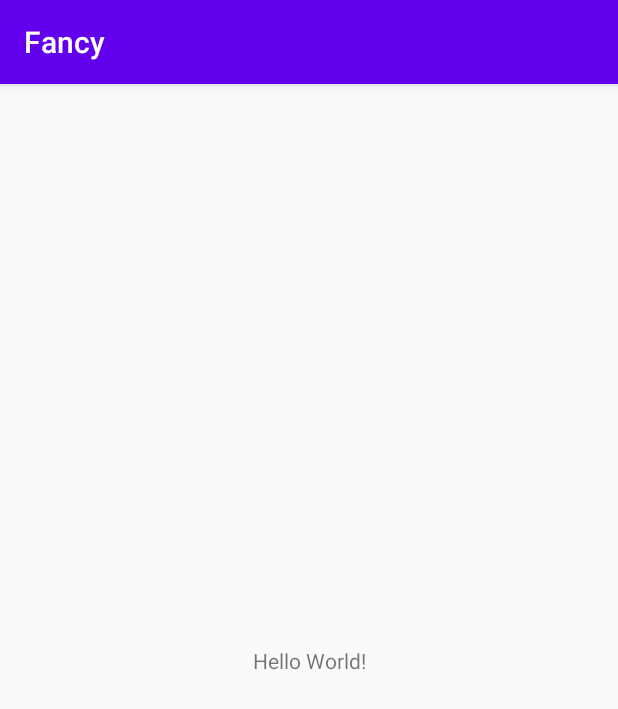
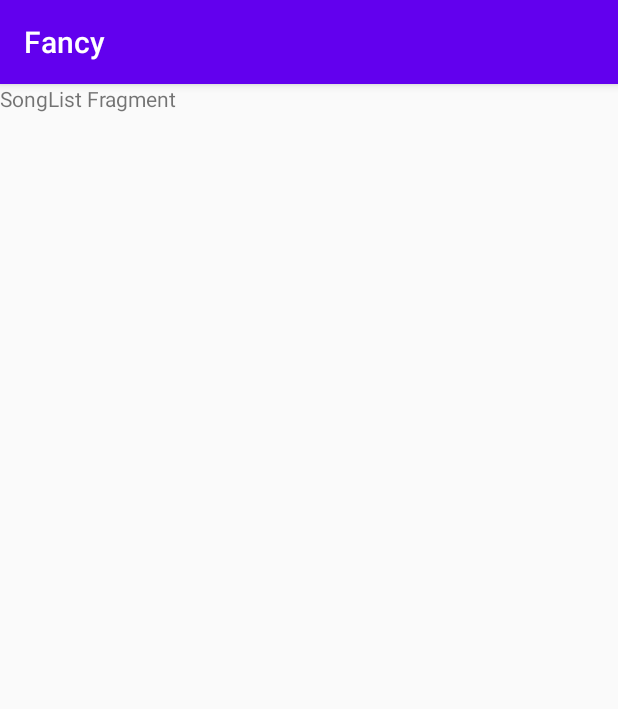
Before and after one commit to fantasy1022/Fancy, an Android app: the screen it shows after launch (MainActivity), on a phone screen of 412 x 824 dp. Shown: the top 709 px of the screen. Run offline under Robolectric (Android 15) with nearby library versions, the phone set to English and light mode, and no system bars.

Commit message:
Modify initial song page.

```diff
--- a/app/build.gradle
+++ b/app/build.gradle
@@ -22,14 +22,36 @@ android {
             proguardFiles getDefaultProguardFile('proguard-android-optimize.txt'), 'proguard-rules.pro'
         }
     }
+
+    compileOptions {
+        sourceCompatibility = JavaVersion.VERSION_1_8
+        targetCompatibility = JavaVersion.VERSION_1_8
+    }
+
+    kotlinOptions {
+        jvmTarget = JavaVersion.VERSION_1_8
+    }
+
 }
 
 dependencies {
     implementation fileTree(dir: "libs", include: ["*.jar"])
     implementation "org.jetbrains.kotlin:kotlin-stdlib:$kotlin_version"
+    // AndroidX
     implementation 'androidx.core:core-ktx:1.3.1'
     implementation 'androidx.appcompat:appcompat:1.2.0'
-    implementation 'androidx.constraintlayout:constraintlayout:1.1.3'
+    implementation 'androidx.constraintlayout:constraintlayout:2.0.1'
+    implementation 'androidx.coordinatorlayout:coordinatorlayout:1.1.0'
+    implementation 'androidx.navigation:navigation-fragment-ktx:2.3.0'
+    implementation 'androidx.navigation:navigation-ui-ktx:2.3.0'
+    implementation 'androidx.lifecycle:lifecycle-extensions:2.2.0'
+    implementation 'androidx.lifecycle:lifecycle-viewmodel-ktx:2.2.0'
+    implementation 'androidx.fragment:fragment-ktx:1.2.5'
+
+    implementation 'com.google.android.material:material:1.2.0'
+    implementation 'androidx.legacy:legacy-support-v4:1.0.0'
+
+    // Test
     testImplementation 'junit:junit:4.12'
     androidTestImplementation 'androidx.test.ext:junit:1.1.1'
     androidTestImplementation 'androidx.test.espresso:espresso-core:3.2.0'
--- a/app/src/main/AndroidManifest.xml
+++ b/app/src/main/AndroidManifest.xml
@@ -9,7 +9,10 @@
         android:roundIcon="@mipmap/ic_launcher_round"
         android:supportsRtl="true"
         android:theme="@style/AppTheme">
-        <activity android:name=".MainActivity">
+        <activity
+            android:name=".MainActivity"
+            android:label="@string/app_name"
+            android:theme="@style/AppTheme.NoActionBar">
             <intent-filter>
                 <action android:name="android.intent.action.MAIN" />
 
--- a/app/src/main/java/com/fantasyfang/fancy/MainActivity.kt
+++ b/app/src/main/java/com/fantasyfang/fancy/MainActivity.kt
@@ -7,5 +7,6 @@ class MainActivity : AppCompatActivity() {
     override fun onCreate(savedInstanceState: Bundle?) {
         super.onCreate(savedInstanceState)
         setContentView(R.layout.activity_main)
+        setSupportActionBar(findViewById(R.id.toolbar))
     }
 }
--- /dev/null
+++ b/app/src/main/java/com/fantasyfang/fancy/ui/song/SongListFragment.kt
@@ -0,0 +1,26 @@
+package com.fantasyfang.fancy.ui.song
+
+import android.os.Bundle
+import androidx.fragment.app.Fragment
+import android.view.LayoutInflater
+import android.view.View
+import android.view.ViewGroup
+import androidx.fragment.app.viewModels
+import com.fantasyfang.fancy.R
+
+class SongListFragment : Fragment() {
+
+    companion object {
+        fun newInstance() = SongListFragment()
+    }
+
+    private  val songListViewModel: SongListViewModel by viewModels()
+
+    override fun onCreateView(
+        inflater: LayoutInflater, container: ViewGroup?,
+        savedInstanceState: Bundle?
+    ): View? {
+        return inflater.inflate(R.layout.song_list_fragment, container, false)
+    }
+
+}
--- /dev/null
+++ b/app/src/main/java/com/fantasyfang/fancy/ui/song/SongListViewModel.kt
@@ -0,0 +1,7 @@
+package com.fantasyfang.fancy.ui.song
+
+import androidx.lifecycle.ViewModel
+
+class SongListViewModel : ViewModel() {
+    // TODO: Implement the ViewModel
+}
--- a/app/src/main/res/layout/activity_main.xml
+++ b/app/src/main/res/layout/activity_main.xml
@@ -1,18 +1,25 @@
 <?xml version="1.0" encoding="utf-8"?>
-<androidx.constraintlayout.widget.ConstraintLayout xmlns:android="http://schemas.android.com/apk/res/android"
+<androidx.coordinatorlayout.widget.CoordinatorLayout xmlns:android="http://schemas.android.com/apk/res/android"
     xmlns:app="http://schemas.android.com/apk/res-auto"
     xmlns:tools="http://schemas.android.com/tools"
     android:layout_width="match_parent"
     android:layout_height="match_parent"
     tools:context=".MainActivity">
 
-    <TextView
-        android:layout_width="wrap_content"
+    <com.google.android.material.appbar.AppBarLayout
+        android:layout_width="match_parent"
         android:layout_height="wrap_content"
-        android:text="Hello World!"
-        app:layout_constraintBottom_toBottomOf="parent"
-        app:layout_constraintLeft_toLeftOf="parent"
-        app:layout_constraintRight_toRightOf="parent"
-        app:layout_constraintTop_toTopOf="parent" />
+        android:theme="@style/AppTheme.AppBarOverlay">
 
-</androidx.constraintlayout.widget.ConstraintLayout>
+        <androidx.appcompat.widget.Toolbar
+            android:id="@+id/toolbar"
+            android:layout_width="match_parent"
+            android:layout_height="?attr/actionBarSize"
+            android:background="?attr/colorPrimary"
+            app:popupTheme="@style/AppTheme.PopupOverlay" />
+
+    </com.google.android.material.appbar.AppBarLayout>
+
+    <include layout="@layout/content_main" />
+
+</androidx.coordinatorlayout.widget.CoordinatorLayout>
--- /dev/null
+++ b/app/src/main/res/layout/content_main.xml
@@ -0,0 +1,19 @@
+<?xml version="1.0" encoding="utf-8"?>
+<androidx.constraintlayout.widget.ConstraintLayout xmlns:android="http://schemas.android.com/apk/res/android"
+    xmlns:app="http://schemas.android.com/apk/res-auto"
+    android:layout_width="match_parent"
+    android:layout_height="match_parent"
+    app:layout_behavior="@string/appbar_scrolling_view_behavior">
+
+    <androidx.fragment.app.FragmentContainerView
+        android:id="@+id/nav_host_fragment"
+        android:name="androidx.navigation.fragment.NavHostFragment"
+        android:layout_width="0dp"
+        android:layout_height="0dp"
+        app:defaultNavHost="true"
+        app:layout_constraintBottom_toBottomOf="parent"
+        app:layout_constraintLeft_toLeftOf="parent"
+        app:layout_constraintRight_toRightOf="parent"
+        app:layout_constraintTop_toTopOf="parent"
+        app:navGraph="@navigation/nav_graph" />
+</androidx.constraintlayout.widget.ConstraintLayout>
--- /dev/null
+++ b/app/src/main/res/layout/song_list_fragment.xml
@@ -0,0 +1,13 @@
+<?xml version="1.0" encoding="utf-8"?>
+<FrameLayout xmlns:android="http://schemas.android.com/apk/res/android"
+    xmlns:tools="http://schemas.android.com/tools"
+    android:layout_width="match_parent"
+    android:layout_height="match_parent"
+    tools:context=".ui.song.SongListFragment">
+
+    <TextView
+        android:layout_width="match_parent"
+        android:layout_height="match_parent"
+        android:text="@string/song_list_fragment" />
+
+</FrameLayout>
--- /dev/null
+++ b/app/src/main/res/navigation/nav_graph.xml
@@ -0,0 +1,12 @@
+<?xml version="1.0" encoding="utf-8"?>
+<navigation xmlns:android="http://schemas.android.com/apk/res/android"
+    xmlns:app="http://schemas.android.com/apk/res-auto"
+    android:id="@+id/nav_graph"
+    app:startDestination="@id/SongListFragment">
+
+    <fragment
+        android:id="@+id/SongListFragment"
+        android:name="com.fantasyfang.fancy.ui.song.SongListFragment"
+        android:label="@string/song_list_fragment">
+    </fragment>
+</navigation>
--- a/app/src/main/res/values/strings.xml
+++ b/app/src/main/res/values/strings.xml
@@ -1,3 +1,4 @@
 <resources>
     <string name="app_name">Fancy</string>
+    <string name="song_list_fragment">SongList Fragment</string>
 </resources>
--- a/app/src/main/res/values/styles.xml
+++ b/app/src/main/res/values/styles.xml
@@ -7,4 +7,13 @@
         <item name="colorAccent">@color/colorAccent</item>
     </style>
 
+    <style name="AppTheme.NoActionBar">
+        <item name="windowActionBar">false</item>
+        <item name="windowNoTitle">true</item>
+    </style>
+
+    <style name="AppTheme.AppBarOverlay" parent="ThemeOverlay.AppCompat.Dark.ActionBar" />
+
+    <style name="AppTheme.PopupOverlay" parent="ThemeOverlay.AppCompat.Light" />
+
 </resources>
```
